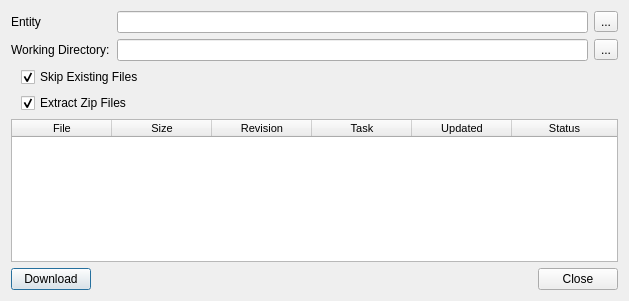
dearyangyu/swing, file module/wildchildanimation/gui/forms/maya/download_dialog.ui: the form before one commit.
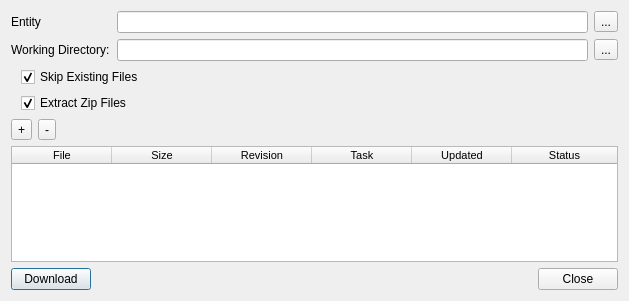
The form after the commit.

```diff
--- a/module/wildchildanimation/gui/forms/maya/download_dialog.ui
+++ b/module/wildchildanimation/gui/forms/maya/download_dialog.ui
@@ -163,6 +163,37 @@
      </item>
     </layout>
    </item>
+   <item>
+    <layout class="QHBoxLayout" name="horizontalLayout_5">
+     <item>
+      <widget class="QToolButton" name="toolButtonAll">
+       <property name="text">
+        <string>+</string>
+       </property>
+      </widget>
+     </item>
+     <item>
+      <widget class="QToolButton" name="toolButtonNone">
+       <property name="text">
+        <string>-</string>
+       </property>
+      </widget>
+     </item>
+     <item>
+      <spacer name="horizontalSpacer_6">
+       <property name="orientation">
+        <enum>Qt::Horizontal</enum>
+       </property>
+       <property name="sizeHint" stdset="0">
+        <size>
+         <width>40</width>
+         <height>20</height>
+        </size>
+       </property>
+      </spacer>
+     </item>
+    </layout>
+   </item>
    <item>
     <widget class="QTableWidget" name="tableWidget">
      <property name="font">
```
Left out of the diff: 2 changed lines with no effect on the pictures.
